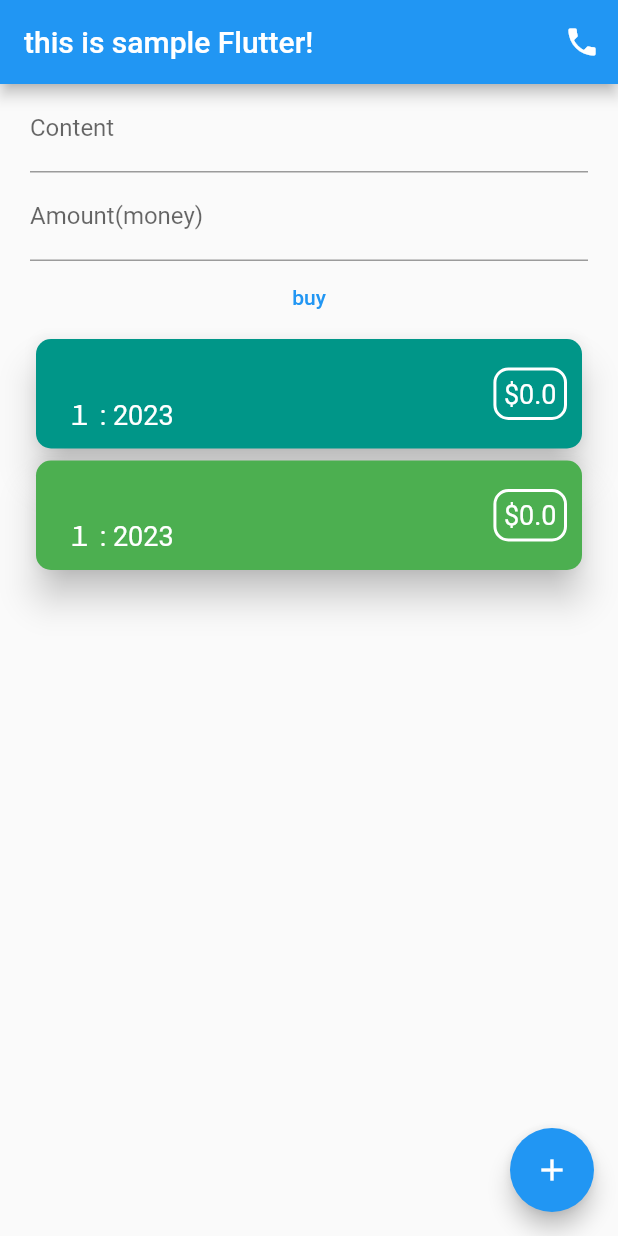
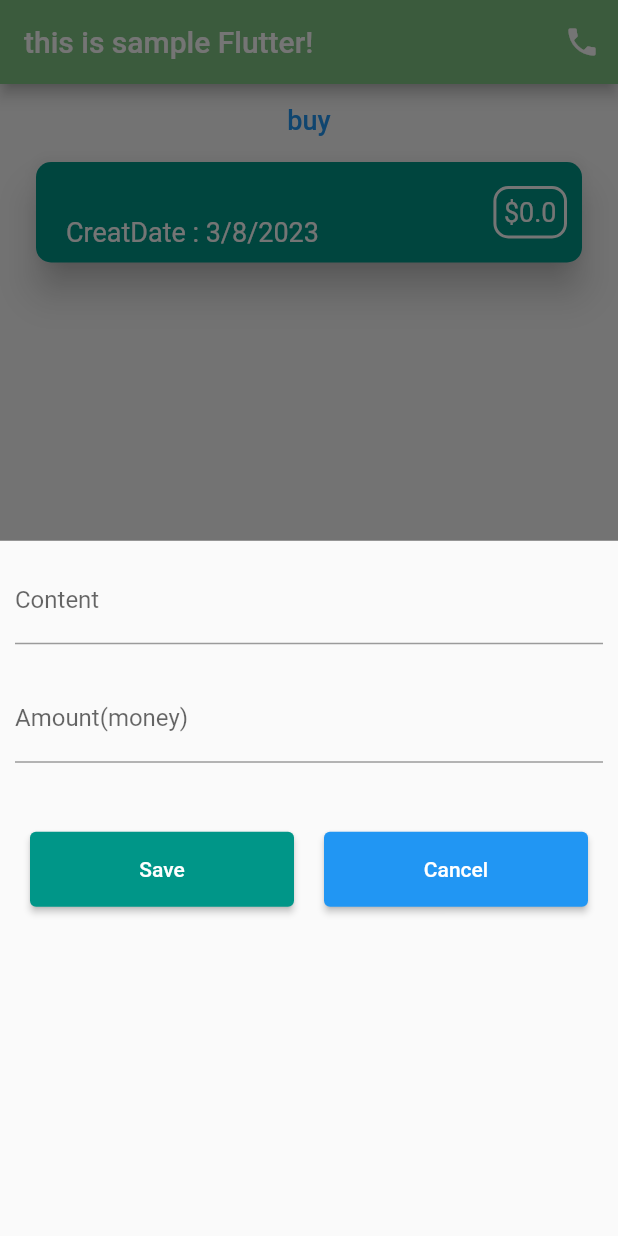
Before and after one commit to tuyenngo1999/Learn_Flutter, a Flutter app: the screen it shows after launch, after a tap on "buy", after a tap on the "add" icon, on a phone screen of 412 x 824 dp. Run offline on Flutter 3.47's test engine with Material 2 defaults, Android fonts, the phone set to English and light mode, and no system bars.

Commit message:
modalButtonSheet, tuy bien giao dien

```diff
--- a/wordle_game/lib/MyApp02.dart
+++ b/wordle_game/lib/MyApp02.dart
@@ -1,11 +1,10 @@
-import 'dart:ffi';
 
 import 'package:flutter/cupertino.dart';
 import 'package:flutter/material.dart';
 import 'package:intl/intl.dart';
 import 'transaction.dart';
 import 'TransactionList.dart';
-
+import '';
 //You can define your own Widget
 class MyApp02 extends StatefulWidget {
   @override
@@ -55,13 +54,72 @@ class _MyAppState extends State<MyApp02> with WidgetsBindingObserver {
     _amountController.text = '';
   }
 
+  void _onButtonShowModalSheet()
+  {
+    showModalBottomSheet(
+      context: context,
+      builder: (context) {
+        return Column(
+          children: <Widget>[
+            Container(padding: EdgeInsets.all(10),child: TextField (
+              decoration: InputDecoration(labelText: 'Content'),
+              controller: _contentController,
+              onChanged: (text) {
+                setState(() {
+                  _transaction.content = text;
+                });
+              },
+            )),
+            Container(padding: EdgeInsets.all(10),child: TextField(
+              decoration: InputDecoration(labelText: 'Amount(money)'),
+              controller: _amountController,
+              onChanged: (text) {
+                setState(() {
+                  _transaction.amount =
+                      double.tryParse(text) ?? 0; //if error, value = 0
+                });
+              },
+            )),
+            SizedBox(height: 16),
+            Container(
+              padding: EdgeInsets.all(20),
+              child: Row(
+              children: <Widget>[
+                Expanded( child: SizedBox(height: 50,child : ElevatedButton(
+                  style: ElevatedButton.styleFrom(
+                    backgroundColor: Colors.teal,
+                  ),
+                  onPressed: () {
+                    setState(() {
+                      _insertTransaction();
+                      Navigator.pop(context);
+                    });
+                    // Add your code to save the transaction here
+                  },
+                  child: Text('Save'),
+                ),)),
+                const Padding(padding: EdgeInsets.only(left: 20)),
+                Expanded(child: SizedBox(height: 50, child: ElevatedButton(
+                  child: const Text('Cancel'),
+                  onPressed: () {
+                    Navigator.pop(context);
+                    // Add your code to save the transaction here
+                  },
+                ))),
+              ],
+              ),
+            ),
+          ],
+        );
+      },
+    );
+  }
   @override
   Widget build(BuildContext context) {
-    return MaterialApp(
-        title: "This is a StatefulWidget",
-        home: Scaffold(
+    return Scaffold(
         appBar: AppBar(
           title: const Text('this is sample Flutter!'),
+          backgroundColor: Theme.of(context).primaryColor,
           actions: <Widget>[
             IconButton(
               onPressed: () {
@@ -76,12 +134,11 @@ class _MyAppState extends State<MyApp02> with WidgetsBindingObserver {
         ),
         floatingActionButton: FloatingActionButton(
           tooltip: 'AddTransaction',
+          backgroundColor: Theme.of(context).primaryColor,
+          onPressed: () {
+            _onButtonShowModalSheet();
+          },
           child: const Icon(Icons.add),
-              onPressed: () {
-                setState(() {
-                  _insertTransaction();
-                });
-              },
         ),
         key: _scaffoldKey,
         body: SafeArea(
@@ -90,25 +147,7 @@ class _MyAppState extends State<MyApp02> with WidgetsBindingObserver {
               child: Column(
                 mainAxisAlignment: MainAxisAlignment.start,
                 children: <Widget>[
-                      TextField(
-                        decoration: InputDecoration(labelText: 'Content'),
-                        controller: _contentController,
-                        onChanged: (text) {
-                          setState(() {
-                            _transaction.content = text;
-                          });
-                        },
-                      ),
-                      TextField(
-                        decoration: InputDecoration(labelText: 'Amount(money)'),
-                        controller: _amountController,
-                        onChanged: (text) {
-                          setState(() {
-                            _transaction.amount = double.tryParse(text) ??
-                                0; //if error, value = 0
-                          });
-                        },
-                      ),
+
                   TextButton(
                     onPressed: () {
                       setState(() {
@@ -116,11 +155,14 @@ class _MyAppState extends State<MyApp02> with WidgetsBindingObserver {
                       });
                       //_amountController.text = 'hello';
                     },
-                        child: const Text('buy'),
+                    child: const Text(
+                        'buy',
+                        style: TextStyle(fontSize: 18)
+                    ),
                   ),
                   TransactionList(transactions: _transactions),
                 ],
               ),
-                ))));
+            )));
   }
 }
--- a/wordle_game/lib/TransactionList.dart
+++ b/wordle_game/lib/TransactionList.dart
@@ -34,7 +34,7 @@ class TransactionList extends StatelessWidget {
                     ),
                     const Padding(padding: EdgeInsets.only(bottom: 5)),
                     Text(
-                      '１ : ${DateFormat.y().format(transactions[index].createdDate)}',
+                      'CreatDate : ${DateFormat.yMd().format(transactions[index].createdDate)}',
                       style: const TextStyle(fontSize: 18, color: Colors.white),
                     ),
                     const Padding(padding: EdgeInsets.only(bottom: 10)),
--- a/wordle_game/lib/main.dart
+++ b/wordle_game/lib/main.dart
@@ -6,6 +6,12 @@
 void main() {
   runApp(
       //MyApp(name: 'tuyen', age: 20),
-      MyApp02()
+      MaterialApp(
+        title: "Transaction App",
+        theme: ThemeData(
+          primaryColor: Colors.green[300]
+        ),
+        home: MyApp02(),
+      )
   );
 }
```
Lines whose indentation alone changed are shown as unchanged.
